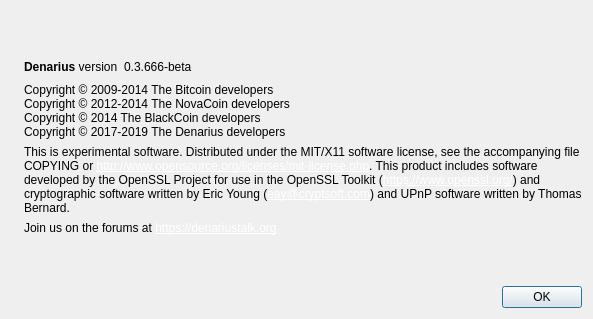
First picture: the form in src/qt/forms/aboutdialog.ui, repository innova-foundation/innova, before the edit.
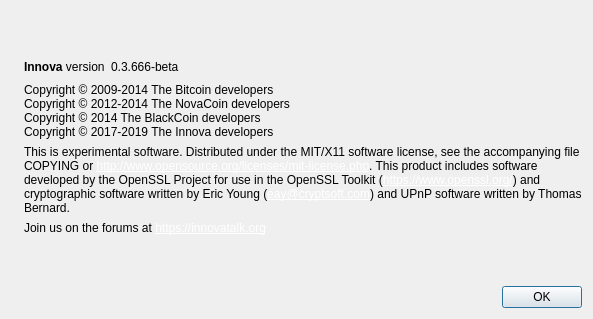
Second picture: the form after the edit. Icons and pictures are not drawn.

The edit to the form file:
```diff
--- a/src/qt/forms/aboutdialog.ui
+++ b/src/qt/forms/aboutdialog.ui
@@ -11,7 +11,7 @@
    </rect>
   </property>
   <property name="windowTitle">
-   <string>About Denarius</string>
+   <string>About Innova</string>
   </property>
   <layout class="QHBoxLayout" name="horizontalLayout_2">
    <item>
@@ -50,7 +50,7 @@
           <cursorShape>IBeamCursor</cursorShape>
          </property>
          <property name="text">
-          <string>&lt;b&gt;Denarius&lt;/b&gt; version</string>
+          <string>&lt;b&gt;Innova&lt;/b&gt; version</string>
          </property>
          <property name="textInteractionFlags">
           <set>Qt::LinksAccessibleByMouse|Qt::TextSelectableByKeyboard|Qt::TextSelectableByMouse</set>
@@ -94,7 +94,7 @@
         <string>Copyright © 2009-2014 The Bitcoin developers
 Copyright © 2012-2014 The NovaCoin developers
 Copyright © 2014 The BlackCoin developers
-Copyright © 2017-2019 The Denarius developers</string>
+Copyright © 2017-2019 The Innova developers</string>
        </property>
        <property name="textInteractionFlags">
         <set>Qt::LinksAccessibleByMouse|Qt::TextSelectableByKeyboard|Qt::TextSelectableByMouse</set>
@@ -131,7 +131,7 @@
      <item>
       <widget class="QLabel" name="label_3">
        <property name="text">
-        <string>Join us on the forums at &lt;a href=&quot;https://denariustalk.org&quot; style=&quot;color: #FFF;&quot;&gt;https://denariustalk.org&lt;/a&gt;</string>
+        <string>Join us on the forums at &lt;a href=&quot;https://innovatalk.org&quot; style=&quot;color: #FFF;&quot;&gt;https://innovatalk.org&lt;/a&gt;</string>
        </property>
        <property name="openExternalLinks">
         <bool>true</bool>
```
